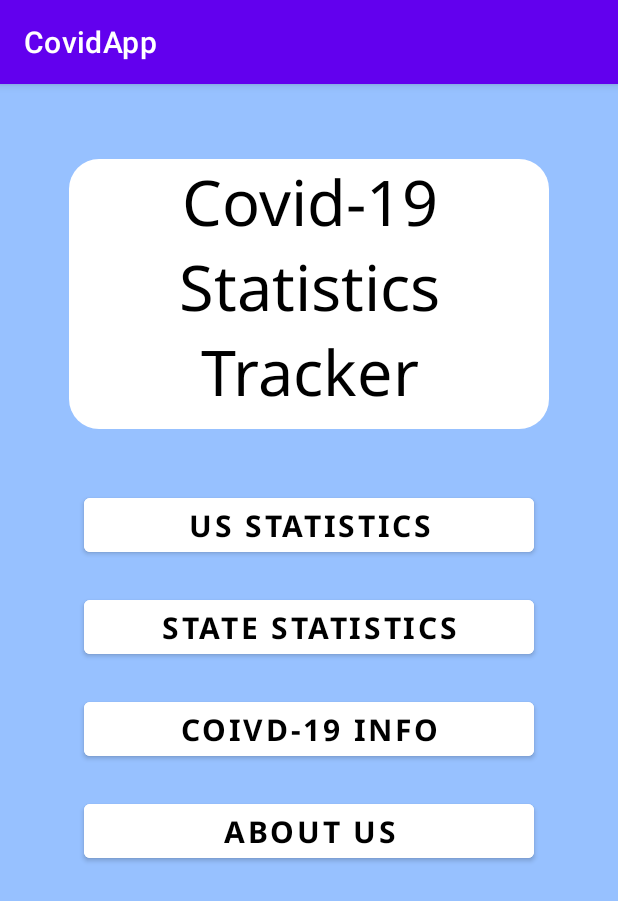
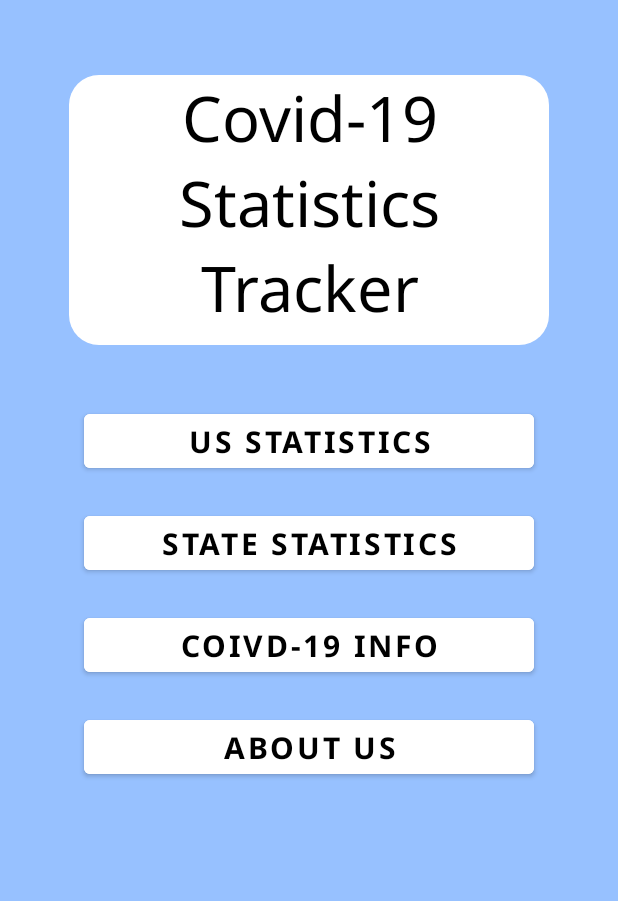
Before and after one commit to Hikaru5/CovidApp, an Android app: the screen it shows after launch (MainActivity), on a phone screen of 412 x 824 dp. Shown: the top 901 px of the screen. Run offline under Robolectric (Android 15) with nearby library versions, the phone set to English and light mode, and no system bars.

Commit message:
minor changes

```diff
--- a/app/src/main/java/com/example/covidapp/MainActivity.java
+++ b/app/src/main/java/com/example/covidapp/MainActivity.java
@@ -25,6 +25,8 @@ public class MainActivity extends AppCompatActivity {
         btnStateStats = findViewById(R.id.btnStateStats);
         btnCovidInfo = findViewById(R.id.btnCovidInfo);
         btnAboutUs = findViewById(R.id.btnAboutUs);
+
+        getSupportActionBar().hide();//hides the title bar on the top of the app
 
         btnCountryStats.setOnClickListener(new View.OnClickListener() {
             @Override
```
